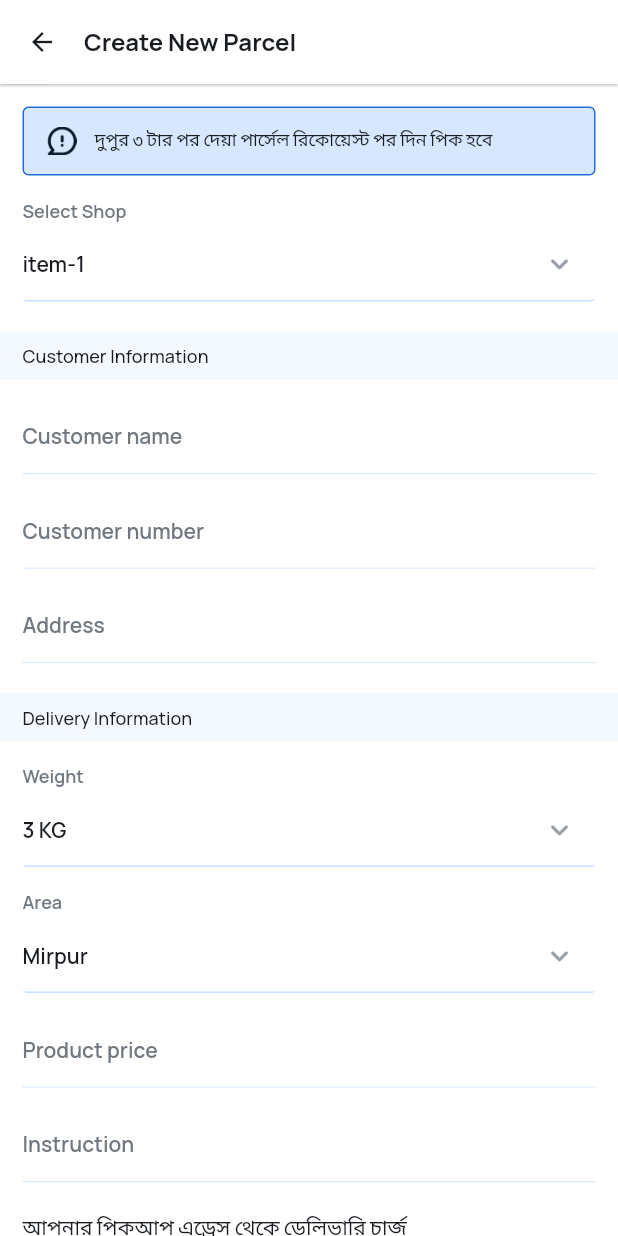
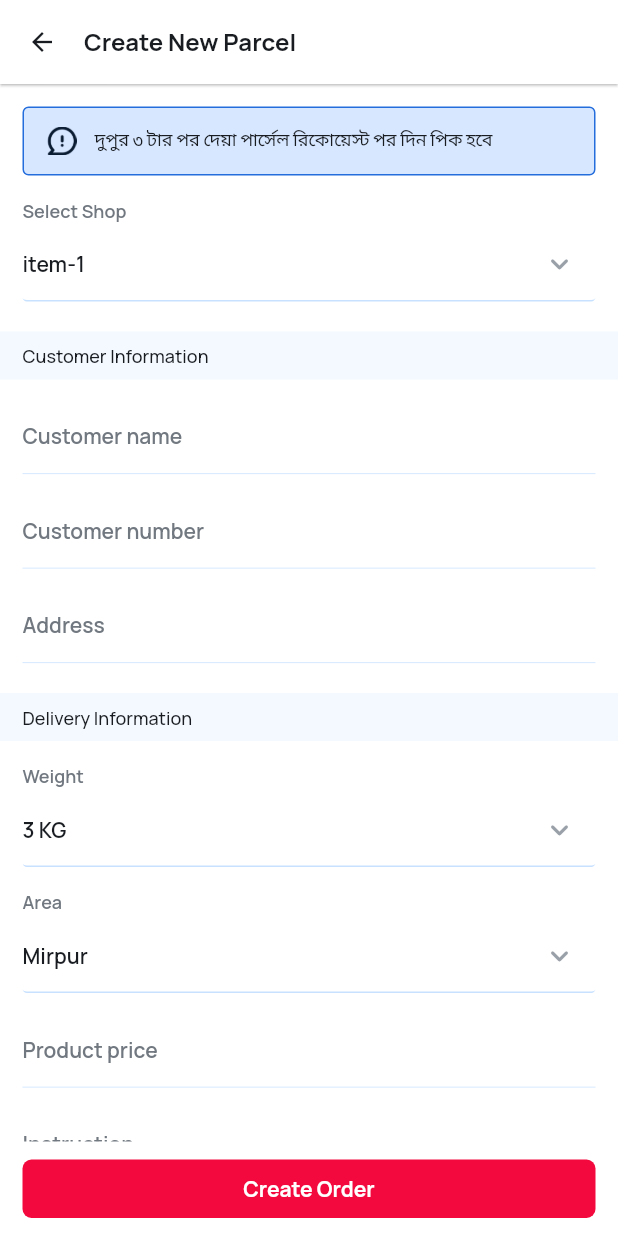
Before and after one commit to App-Geniee/metro_merchant, a Flutter app: the CreateParcelScreen screen opened by its route, on a phone screen of 412 x 824 dp. Run offline on Flutter 3.47's test engine with Material 2 defaults, Android fonts, the phone set to English and light mode, and no system bars; our stand-ins replace carousel_slider, get, pin_code_fields, shared_preferences; accounts and stored records are empty.

Commit message:
fix(all screen): design

```diff
--- a/lib/views/screens/create_parcel/create_parcel_screen.dart
+++ b/lib/views/screens/create_parcel/create_parcel_screen.dart
@@ -36,23 +36,28 @@ class _CreateParcelScreenState extends State<CreateParcelScreen> {
           padding: const EdgeInsetsDirectional.symmetric(vertical: Dimensions.space15),
           child: Column(
             crossAxisAlignment: CrossAxisAlignment.start,
-            children: [
-              const CreateParcelTopSection(),
-              const SizedBox(height: Dimensions.space20),
-              const CreateParcelCustomerInfoSection(),
-              const SizedBox(height: Dimensions.space20),
-              const CreateParcelDeliveryInfoSection(),
-              const SizedBox(height: Dimensions.space20),
-              const CreateParcelBottomSection(),
-              const SizedBox(height: Dimensions.space20),
-              Padding(
-                padding: const EdgeInsetsDirectional.symmetric(horizontal: Dimensions.space15),
-                child: CustomButton(
-                  text: "Create Order",
-                  press: (){},
-                ),
-              )
+            children: const [
+              CreateParcelTopSection(),
+              SizedBox(height: Dimensions.space20),
+              CreateParcelCustomerInfoSection(),
+              SizedBox(height: Dimensions.space20),
+              CreateParcelDeliveryInfoSection(),
+              SizedBox(height: Dimensions.space20),
+              CreateParcelBottomSection(),
             ],
+          ),
+        ),
+        bottomNavigationBar: SingleChildScrollView(
+          physics: const ClampingScrollPhysics(),
+          child: Container(
+            alignment: Alignment.center,
+            width: MediaQuery.of(context).size.width,
+            padding: const EdgeInsetsDirectional.symmetric(vertical: Dimensions.space12, horizontal: Dimensions.space15),
+            color: AppColors.colorWhite,
+            child: CustomButton(
+              text: "Create Order",
+              press: (){},
+            ),
           ),
         ),
       ),
--- a/lib/views/screens/home/screen_widget/bottom_nav_bar.dart
+++ b/lib/views/screens/home/screen_widget/bottom_nav_bar.dart
@@ -63,7 +63,7 @@ class _BottomNavBarState extends State<BottomNavBar> {
     }
     else if (index == 2) {
       if (!(selectedIndex == 2)) {
-
+        Get.toNamed(AppRoute.createParcelScreen);
       }
     }
     else if (index == 3) {
--- a/lib/views/screens/home/screen_widget/drawer_content.dart
+++ b/lib/views/screens/home/screen_widget/drawer_content.dart
@@ -82,7 +82,7 @@ class DrawerContent extends StatelessWidget {
         Align(
           alignment: FractionalOffset.bottomCenter,
           child: DrawerButton(
-            press: (){}
+            press: () => Get.offAllNamed(AppRoute.signInScreen)
           ),
         )
       ],
```
